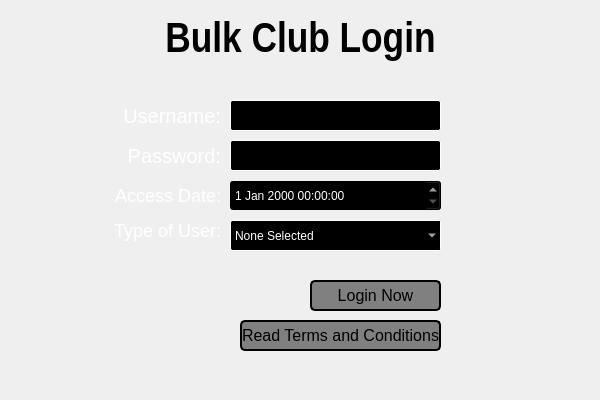
This is CS1C_BulkClub/loginwindow.ui in BlankMKB/CS1C-Group-Project-1 as Qt 5 draws it before an edit. The edited form follows.
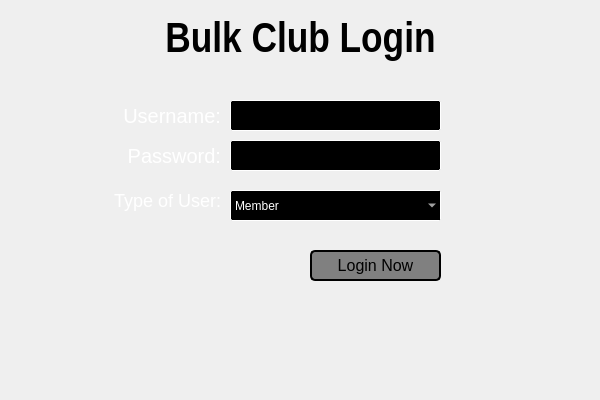
This is the edited form.

The edit to the form file:
```diff
--- a/CS1C_BulkClub/loginwindow.ui
+++ b/CS1C_BulkClub/loginwindow.ui
@@ -42,62 +42,6 @@
     <set>Qt::AlignCenter</set>
    </property>
   </widget>
-  <widget class="QLabel" name="access_date">
-   <property name="geometry">
-    <rect>
-     <x>110</x>
-     <y>180</y>
-     <width>111</width>
-     <height>31</height>
-    </rect>
-   </property>
-   <property name="font">
-    <font>
-     <pointsize>-1</pointsize>
-    </font>
-   </property>
-   <property name="styleSheet">
-    <string notr="true">QLabel#access_date{
-	font-size: 18px;
-	color: white;
-}</string>
-   </property>
-   <property name="text">
-    <string>Access Date:</string>
-   </property>
-   <property name="alignment">
-    <set>Qt::AlignRight|Qt::AlignTrailing|Qt::AlignVCenter</set>
-   </property>
-  </widget>
-  <widget class="QPushButton" name="information_button">
-   <property name="geometry">
-    <rect>
-     <x>240</x>
-     <y>320</y>
-     <width>201</width>
-     <height>31</height>
-    </rect>
-   </property>
-   <property name="focusPolicy">
-    <enum>Qt::ClickFocus</enum>
-   </property>
-   <property name="styleSheet">
-    <string notr="true">QPushButton#information_button{
-	background: gray;
-	color: black;
-	font-size: 16px;
-	border:2px solid #000000;
-	border-radius: 5px;
-}
-
-QPushButton#information_button:hover{
-	background: #b2b9bf;
-}</string>
-   </property>
-   <property name="text">
-    <string>Read Terms and Conditions</string>
-   </property>
-  </widget>
   <widget class="QLabel" name="username_label">
    <property name="geometry">
     <rect>
@@ -180,7 +124,7 @@
    <property name="geometry">
     <rect>
      <x>110</x>
-     <y>220</y>
+     <y>190</y>
      <width>111</width>
      <height>21</height>
     </rect>
@@ -202,7 +146,7 @@
    <property name="geometry">
     <rect>
      <x>310</x>
-     <y>280</y>
+     <y>250</y>
      <width>131</width>
      <height>31</height>
     </rect>
@@ -259,7 +203,7 @@
    <property name="geometry">
     <rect>
      <x>230</x>
-     <y>220</y>
+     <y>190</y>
      <width>211</width>
      <height>31</height>
     </rect>
@@ -283,7 +227,7 @@
    </property>
    <item>
     <property name="text">
-     <string>None Selected</string>
+     <string>Member</string>
     </property>
    </item>
    <item>
@@ -297,31 +241,6 @@
     </property>
    </item>
   </widget>
-  <widget class="QDateTimeEdit" name="date_edit">
-   <property name="geometry">
-    <rect>
-     <x>230</x>
-     <y>180</y>
-     <width>211</width>
-     <height>31</height>
-    </rect>
-   </property>
-   <property name="focusPolicy">
-    <enum>Qt::ClickFocus</enum>
-   </property>
-   <property name="styleSheet">
-    <string notr="true">QDateTimeEdit#date_edit{
-	color: white;
-	background: black;
-	font-family: arial;
-}
-
-QDateTimeEdit#date_edit:hover{
-	background: #191b1c;
-}
-</string>
-   </property>
-  </widget>
  </widget>
  <resources/>
  <connections/>
```
Left out of the diff: 1 changed line with no effect on the pictures.
